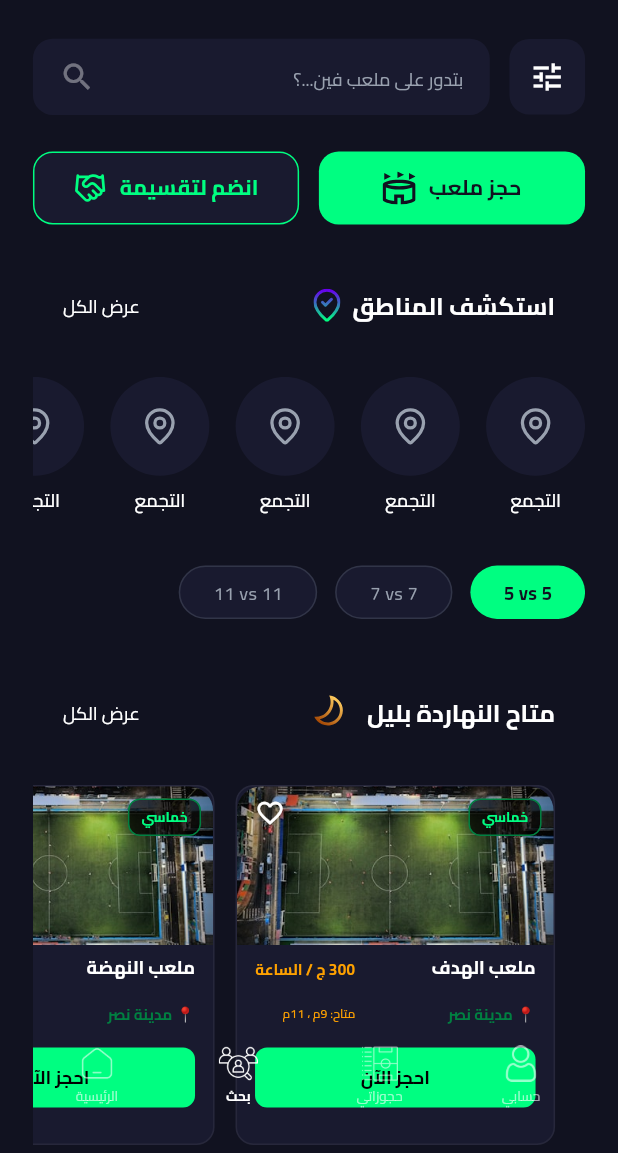
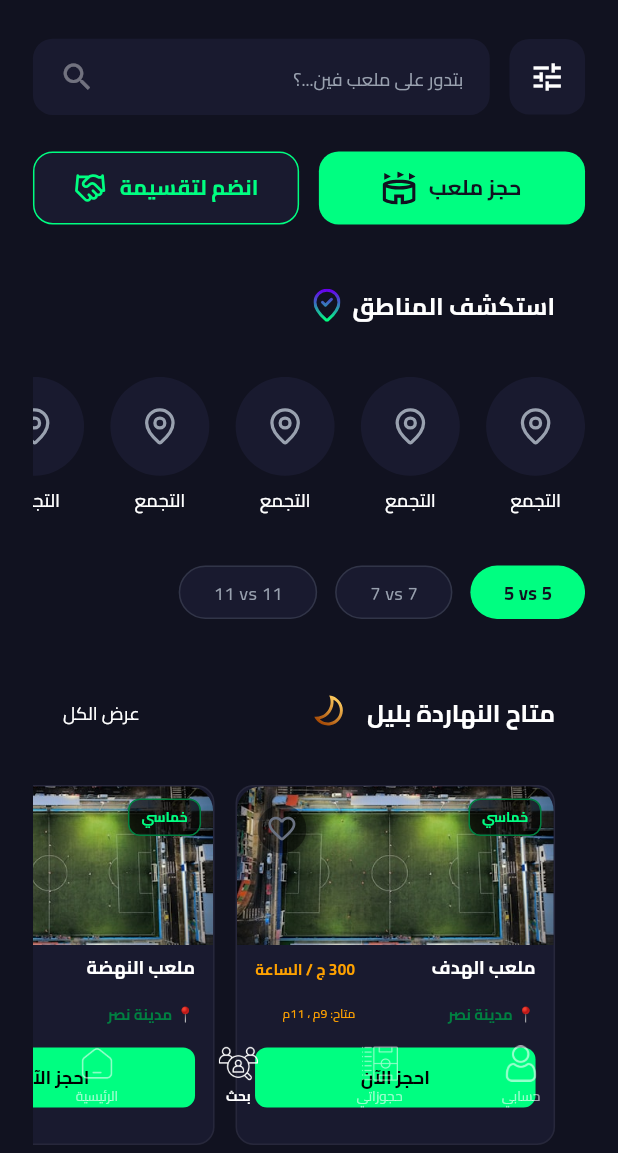
Before and after one commit to ahmedabdelkrim125/YALLA-KORA, a Flutter app: the screen it shows after launch, item 2 of the bottom bar chosen, on a phone screen of 412 x 824 dp, the part 83-1236 px from its top. Run offline on Flutter 3.47's test engine with Material 3 defaults, Android fonts, the phone set to English and light mode, and no system bars; our stand-ins replace dio, flutter_bloc, flutter_riverpod, flutter_screenutil, flutter_svg, freezed_annotation and 4 more; missing offline and left inert: liquid_glass_renderer, phone_form_field; generated files the repository leaves out were written again.

Commit message:
refactor: centralize and reuse UI components for stadium and field displays
Core Changes:
- Relocated `FieldCard` to `core/widgets/cards` for global reuse.
- Replaced `StadiumsList` and `StadiumCard` in the search feature with the more generic `FieldsCarousel` and `FieldCard`.
- Extracted `FieldHeroCircleButton` into a standalone core widget.
- Added a toggleable `isViewAll` property to `SectionHeader` to control visibility of the "View All" action.
- Integrated the favorite button directly into `FieldImage` for consistent behavior across cards.

Cleanup:
- Removed redundant `stadium_card.dart` and `stadiums_list.dart`.
- Cleaned up imports and removed unused responsive extension in `FieldHeroImage`.

```diff
--- /dev/null
+++ b/lib/core/widgets/cards/field_hero_circle_button.dart
@@ -0,0 +1,25 @@
+// ── Hero circle button ────────────────────────────────
+import 'package:flutter/material.dart';
+import 'package:yalla_kora/core/helper/responsive_extensions.dart';
+
+class FieldHeroCircleButton extends StatelessWidget {
+  final IconData icon;
+  final Color? color;
+  final VoidCallback onPressed;
+  const FieldHeroCircleButton({super.key, required this.icon, this.color, required this.onPressed});
+
+  @override
+  Widget build(BuildContext context) {
+    return InkWell(
+      onTap: onPressed,
+      child: Container(
+        width: 40.w(context), height: 40.h(context),
+        decoration: BoxDecoration(
+          color: Colors.black.withOpacity(0.45),
+          shape: BoxShape.circle,
+        ),
+        child: Icon(icon, color: color ?? Colors.white, size: 27),
+      ),
+    );
+  }
+}
--- a/lib/features/facility-details/ui/widgets/field_hero_image.dart
+++ b/lib/features/facility-details/ui/widgets/field_hero_image.dart
@@ -4,8 +4,8 @@
 import 'package:flutter/material.dart';
 import 'package:yalla_kora/core/constants/app_images.dart';
 import 'package:yalla_kora/core/helper/extensions.dart';
-import 'package:yalla_kora/core/helper/responsive_extensions.dart';
 import 'package:yalla_kora/core/theme/app_colors.dart';
+import 'package:yalla_kora/core/widgets/cards/field_hero_circle_button.dart';
 
 class FieldHeroImage extends StatelessWidget {
   const FieldHeroImage({super.key});
@@ -29,8 +29,8 @@ class FieldHeroImage extends StatelessWidget {
                 child: Row(
                   mainAxisAlignment: MainAxisAlignment.spaceBetween,
                   children: [
-                    HeroCircleButton(icon: Icons.arrow_back_ios, onPressed: () => context.pop(),),
-                    HeroCircleButton(icon: Icons.favorite_border_rounded, color: AppColors.slateGray, onPressed: () {  },),
+                    FieldHeroCircleButton(icon: Icons.arrow_back_ios, onPressed: () => context.pop(),),
+                    FieldHeroCircleButton(icon: Icons.favorite_border_rounded, color: AppColors.slateGray, onPressed: () {  },),
                   ],
                 ),
               ),
@@ -41,26 +41,3 @@ class FieldHeroImage extends StatelessWidget {
     );
   }
 }
-
-// ── Hero circle button ────────────────────────────────
-class HeroCircleButton extends StatelessWidget {
-  final IconData icon;
-  final Color? color;
-  final VoidCallback onPressed;
-  const HeroCircleButton({super.key, required this.icon, this.color, required this.onPressed});
-
-  @override
-  Widget build(BuildContext context) {
-    return InkWell(
-      onTap: onPressed,
-      child: Container(
-        width: 40.w(context), height: 40.h(context),
-        decoration: BoxDecoration(
-          color: Colors.black.withOpacity(0.45),
-          shape: BoxShape.circle,
-        ),
-        child: Icon(icon, color: color ?? Colors.white, size: 20),
-      ),
-    );
-  }
-}
--- a/lib/features/home/ui/widgets/field_image.dart
+++ b/lib/features/home/ui/widgets/field_image.dart
@@ -2,6 +2,8 @@
 //  FIELD PITCH IMAGE
 // ─────────────────────────────────────────
 import 'package:flutter/material.dart';
+import 'package:yalla_kora/core/theme/app_colors.dart';
+import 'package:yalla_kora/core/widgets/cards/field_hero_circle_button.dart';
 import 'package:yalla_kora/features/home/ui/widgets/badge_chip.dart';
 
 class FieldImage extends StatelessWidget {
@@ -22,6 +24,18 @@ class FieldImage extends StatelessWidget {
             child: Image.asset(imagePath, fit: BoxFit.cover),
           ),
           Positioned(top: 8, right: 8, child: BadgeChip(label: badge)),
+          Positioned(
+            top: 8,
+            left: 8,
+            child: Transform.scale(
+              scale: .8,
+              child: FieldHeroCircleButton(
+                icon: Icons.favorite_border_rounded,
+                color: AppColors.slateGray,
+                onPressed: () {  },
+              ),
+            ),
+          ),
         ],
       ),
     );
--- a/lib/features/home/ui/widgets/fields_carousel.dart
+++ b/lib/features/home/ui/widgets/fields_carousel.dart
@@ -4,7 +4,7 @@
 import 'package:flutter/material.dart';
 import 'package:yalla_kora/core/routing/routes.dart';
 import 'package:yalla_kora/features/home/ui/home_screen.dart';
-import 'package:yalla_kora/features/home/ui/widgets/field_card.dart';
+import 'package:yalla_kora/core/widgets/cards/field_card.dart';
 
 class FieldsCarousel extends StatelessWidget {
   final List<FieldModel> fields;
--- a/lib/features/home/ui/widgets/section_header.dart
+++ b/lib/features/home/ui/widgets/section_header.dart
@@ -8,8 +8,9 @@ import 'package:yalla_kora/core/theme/text_styles.dart';
 class SectionHeader extends StatelessWidget {
   final String title;
   final String iconPath;
+  final bool isViewAll;
 
-  const SectionHeader({super.key, required this.title, required this.iconPath});
+  const SectionHeader({super.key, required this.title, required this.iconPath, this.isViewAll = true});
 
   @override
   Widget build(BuildContext context) {
@@ -21,7 +22,7 @@ class SectionHeader extends StatelessWidget {
           const SizedBox(width: 8),
           SvgPicture.asset(iconPath),
           const Spacer(),
-          Text('عرض الكل', style: TextStyles.regularWhite12),
+          isViewAll ? Text('عرض الكل', style: TextStyles.regularWhite12) : const SizedBox(),
         ],
       ),
     );
--- a/lib/features/search/ui/widgets/booking_body.dart
+++ b/lib/features/search/ui/widgets/booking_body.dart
@@ -2,8 +2,8 @@ import 'package:flutter/material.dart';
 import 'package:yalla_kora/core/constants/app_images.dart';
 import 'package:yalla_kora/core/helper/spacing.dart';
 import 'package:yalla_kora/features/home/ui/home_screen.dart';
+import 'package:yalla_kora/features/home/ui/widgets/fields_carousel.dart';
 import 'package:yalla_kora/features/home/ui/widgets/section_header.dart';
-import 'package:yalla_kora/features/search/ui/widgets/stadiums_list.dart';
 import 'explore_areas_list.dart';
 import 'field_type_selector.dart';
 
@@ -55,7 +55,7 @@ class BookingBody extends StatelessWidget {
             iconPath: Assets.nighticon,
           ),
           verticalSpace(context, height: 16),
-          StadiumsList(fields: _fields),
+          FieldsCarousel(fields: _fields),
 
           verticalSpace(context, height: 32),
 
@@ -64,7 +64,7 @@ class BookingBody extends StatelessWidget {
             iconPath: Assets.popular,
           ),
           verticalSpace(context, height: 16),
-          StadiumsList(fields: _fields),
+          FieldsCarousel(fields: _fields),
 
           verticalSpace(context, height: 40),
         ],
--- a/lib/features/search/ui/widgets/explore_areas_list.dart
+++ b/lib/features/search/ui/widgets/explore_areas_list.dart
@@ -17,6 +17,7 @@ class ExploreAreasList extends StatelessWidget {
         const SectionHeader(
           title: "استكشف المناطق",
           iconPath: Assets.nearLocationIcon,
+          isViewAll: false,
         ),
 
         verticalSpace(context, height: 16),
--- a/lib/features/search/ui/widgets/stadium_card.dart
+++ /dev/null
@@ -1,109 +0,0 @@
-// ─────────────────────────────────────────
-//  Staduim Card (Updated with Favorite Icon)
-// ─────────────────────────────────────────
-import 'package:flutter/material.dart';
-import 'package:yalla_kora/core/theme/app_colors.dart';
-import 'package:yalla_kora/core/theme/text_styles.dart';
-import 'package:yalla_kora/features/home/ui/home_screen.dart';
-import 'package:yalla_kora/features/home/ui/widgets/field_image.dart';
-import 'package:yalla_kora/features/home/ui/widgets/primary_button.dart';
-
-class StadiumCard extends StatelessWidget {
-  final FieldModel field;
-
-  const StadiumCard({super.key, required this.field});
-
-  @override
-  Widget build(BuildContext context) {
-    return Container(
-      width: 213,
-      decoration: BoxDecoration(
-        color: AppColors.card2,
-        borderRadius: BorderRadius.circular(12),
-        border: Border.all(color: const Color(0x0fffffff)),
-      ),
-      child: Column(
-        crossAxisAlignment: CrossAxisAlignment.start,
-        children: [
-          Stack(
-            children: [
-              FieldImage(imagePath: field.image, badge: field.badge),
-
-              Positioned(
-                top: 8,
-                left: 12,
-                child: GestureDetector(
-                  onTap: () {},
-                  child: const Icon(
-                    Icons.favorite_border,
-                    color: Colors.white,
-                    size: 20,
-                  ),
-                ),
-              ),
-            ],
-          ),
-
-          Expanded(
-            child: Padding(
-              padding: const EdgeInsets.only(
-                top: 6,
-                left: 12,
-                right: 12,
-                bottom: 12,
-              ),
-              child: Column(
-                crossAxisAlignment: CrossAxisAlignment.start,
-                children: [
-                  Row(
-                    mainAxisAlignment: MainAxisAlignment.start,
-                    children: [
-                      Expanded(
-                        child: Column(
-                          crossAxisAlignment: CrossAxisAlignment.start,
-                          mainAxisAlignment: MainAxisAlignment.start,
-                          children: [
-                            Text(field.name, style: TextStyles.boldWhite12),
-                            const SizedBox(height: 16),
-                            Text(
-                              '📍 ${field.location}',
-                              style: TextStyles.boldWhite10.copyWith(
-                                color: AppColors.darkGreen,
-                              ),
-                            ),
-                          ],
-                        ),
-                      ),
-                      const SizedBox(width: 8),
-                      Column(
-                        crossAxisAlignment: CrossAxisAlignment.start,
-                        mainAxisAlignment: MainAxisAlignment.start,
-                        children: [
-                          Text(
-                            field.price,
-                            style: TextStyles.semiBoldWhite10.copyWith(
-                              color: AppColors.orangeColor,
-                            ),
-                          ),
-                          const SizedBox(height: 16),
-                          Text(
-                            field.availability,
-                            style: TextStyles.mediumWhite8.copyWith(
-                              color: AppColors.orangeColor,
-                            ),
-                          ),
-                        ],
-                      ),
-                    ],
-                  ),
-                  const SizedBox(height: 10),
-                  const PrimaryButton(label: 'احجز الآن'),
-                ],
-              ),
-            ),
-          ),
-        ],
-      ),
-    );
-  }
-}
--- a/lib/features/search/ui/widgets/stadiums_list.dart
+++ /dev/null
@@ -1,27 +0,0 @@
-// ─────────────────────────────────────────
-//  Staduim List
-// ─────────────────────────────────────────
-import 'package:flutter/material.dart';
-import 'package:yalla_kora/features/home/ui/home_screen.dart';
-import 'package:yalla_kora/features/search/ui/widgets/stadium_card.dart';
-
-class StadiumsList extends StatelessWidget {
-  final List<FieldModel> fields;
-
-  const StadiumsList({super.key, required this.fields});
-
-  @override
-  Widget build(BuildContext context) {
-    return SizedBox(
-      height: 240,
-      child: ListView.separated(
-        scrollDirection: Axis.horizontal,
-        padding: const EdgeInsets.symmetric(horizontal: 20),
-        physics: const BouncingScrollPhysics(),
-        itemCount: fields.length,
-        separatorBuilder: (_, __) => const SizedBox(width: 14),
-        itemBuilder: (context, i) => StadiumCard(field: fields[i]),
-      ),
-    );
-  }
-}
```
Also changed, not shown: lib/core/widgets/cards/field_card.dart (renamed from lib/features/home/ui/widgets/field_card.dart).
